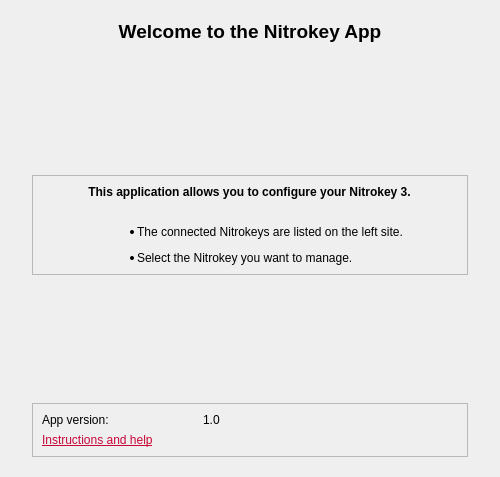
This is nitrokeyapp/ui/welcome_tab.ui in Nitrokey/nitrokey-app2 as Qt 5 draws it before an edit. The edited form follows.
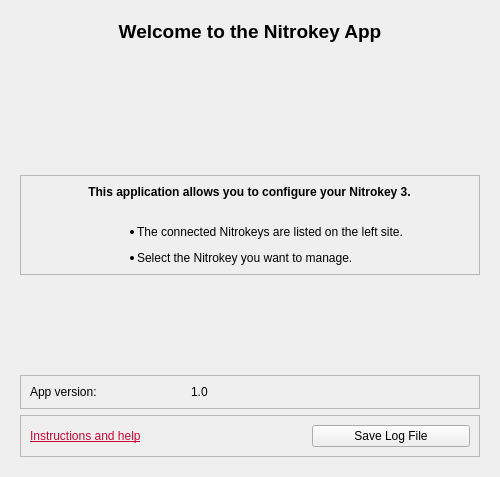
This is the edited form. Icons and pictures are not drawn.

Commit message: merge about and welcome_tab 	modified:   nitrokeyapp/gui.py 	modified:   nitrokeyapp/ui/mainwindow.ui 	modified:   nitrokeyapp/ui/welcome_tab.ui 	modified:   nitrokeyapp/welcome_tab.py

Diff of the .ui file:
```diff
--- a/nitrokeyapp/ui/welcome_tab.ui
+++ b/nitrokeyapp/ui/welcome_tab.ui
@@ -19,8 +19,8 @@
   <property name="windowTitle">
    <string>Form</string>
   </property>
-  <layout class="QVBoxLayout" name="verticalLayout" stretch="0">
-   <item alignment="Qt::AlignHCenter">
+  <layout class="QVBoxLayout" name="verticalLayout">
+   <item>
     <widget class="QScrollArea" name="scrollArea_2">
      <property name="styleSheet">
       <string notr="true">QScrollArea{ border-width: 0px ; }</string>
@@ -45,7 +45,7 @@
        <rect>
         <x>0</x>
         <y>0</y>
-        <width>468</width>
+        <width>482</width>
         <height>459</height>
        </rect>
       </property>
@@ -280,7 +280,7 @@
          <property name="sizeHint" stdset="0">
           <size>
            <width>20</width>
-           <height>40</height>
+           <height>20</height>
           </size>
          </property>
         </spacer>
@@ -293,8 +293,8 @@
          <property name="frameShadow">
           <enum>QFrame::Raised</enum>
          </property>
-         <layout class="QFormLayout" name="formLayout">
-          <item row="0" column="0">
+         <layout class="QHBoxLayout" name="horizontalLayout_2">
+          <item>
            <widget class="QLabel" name="Version">
             <property name="sizePolicy">
              <sizepolicy hsizetype="Maximum" vsizetype="Maximum">
@@ -319,7 +319,29 @@
             </property>
            </widget>
           </item>
-          <item row="1" column="0">
+          <item>
+           <widget class="QLabel" name="VersionNr">
+            <property name="text">
+             <string>1.0</string>
+            </property>
+            <property name="alignment">
+             <set>Qt::AlignBottom|Qt::AlignLeading|Qt::AlignLeft</set>
+            </property>
+           </widget>
+          </item>
+         </layout>
+        </widget>
+       </item>
+       <item>
+        <widget class="QFrame" name="frame_help">
+         <property name="frameShape">
+          <enum>QFrame::StyledPanel</enum>
+         </property>
+         <property name="frameShadow">
+          <enum>QFrame::Raised</enum>
+         </property>
+         <layout class="QHBoxLayout" name="horizontalLayout_5">
+          <item>
            <widget class="QLabel" name="Link">
             <property name="sizePolicy">
              <sizepolicy hsizetype="Maximum" vsizetype="Maximum">
@@ -333,18 +355,37 @@
             <property name="alignment">
              <set>Qt::AlignBottom|Qt::AlignLeading|Qt::AlignLeft</set>
             </property>
+            <property name="margin">
+             <number>0</number>
+            </property>
             <property name="openExternalLinks">
              <bool>true</bool>
             </property>
            </widget>
           </item>
-          <item row="0" column="1">
-           <widget class="QLabel" name="VersionNr">
+          <item>
+           <spacer name="horizontalSpacer_3">
+            <property name="orientation">
+             <enum>Qt::Horizontal</enum>
+            </property>
+            <property name="sizeHint" stdset="0">
+             <size>
+              <width>128</width>
+              <height>20</height>
+             </size>
+            </property>
+           </spacer>
+          </item>
+          <item>
+           <widget class="QPushButton" name="buttonSaveLog">
+            <property name="minimumSize">
+             <size>
+              <width>158</width>
+              <height>10</height>
+             </size>
+            </property>
             <property name="text">
-             <string>1.0</string>
-            </property>
-            <property name="alignment">
-             <set>Qt::AlignBottom|Qt::AlignLeading|Qt::AlignLeft</set>
+             <string>Save Log File</string>
             </property>
            </widget>
           </item>
```
Left out of the diff: 2 changed lines with no effect on the pictures. The commit also changes 3 other files.
